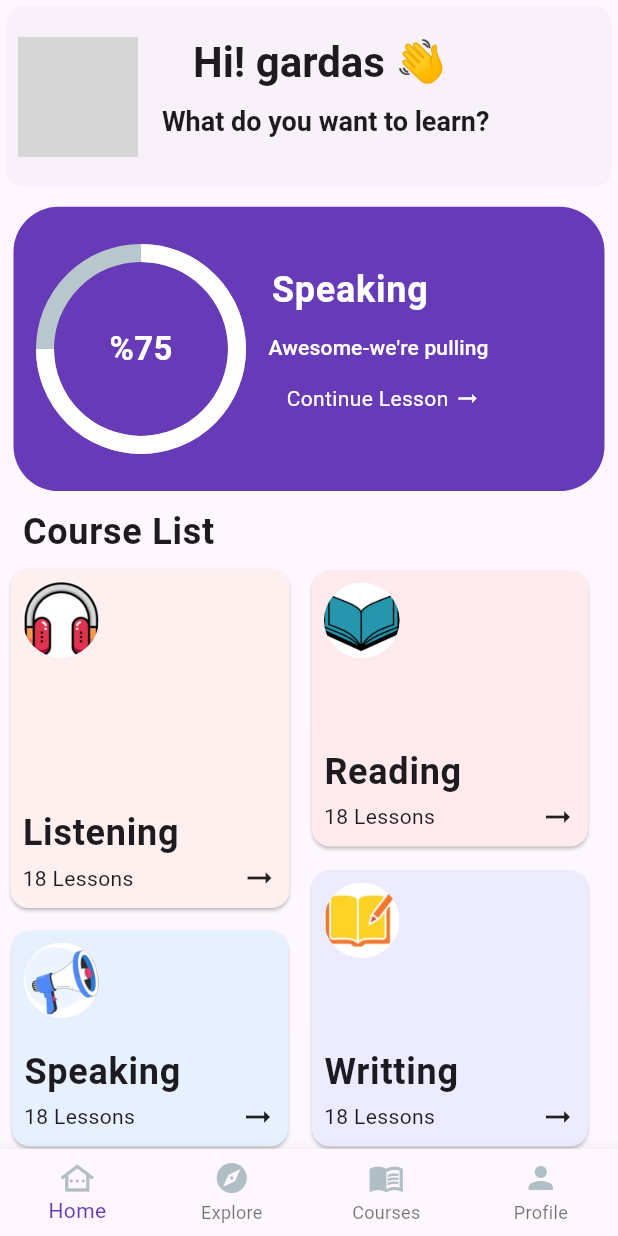
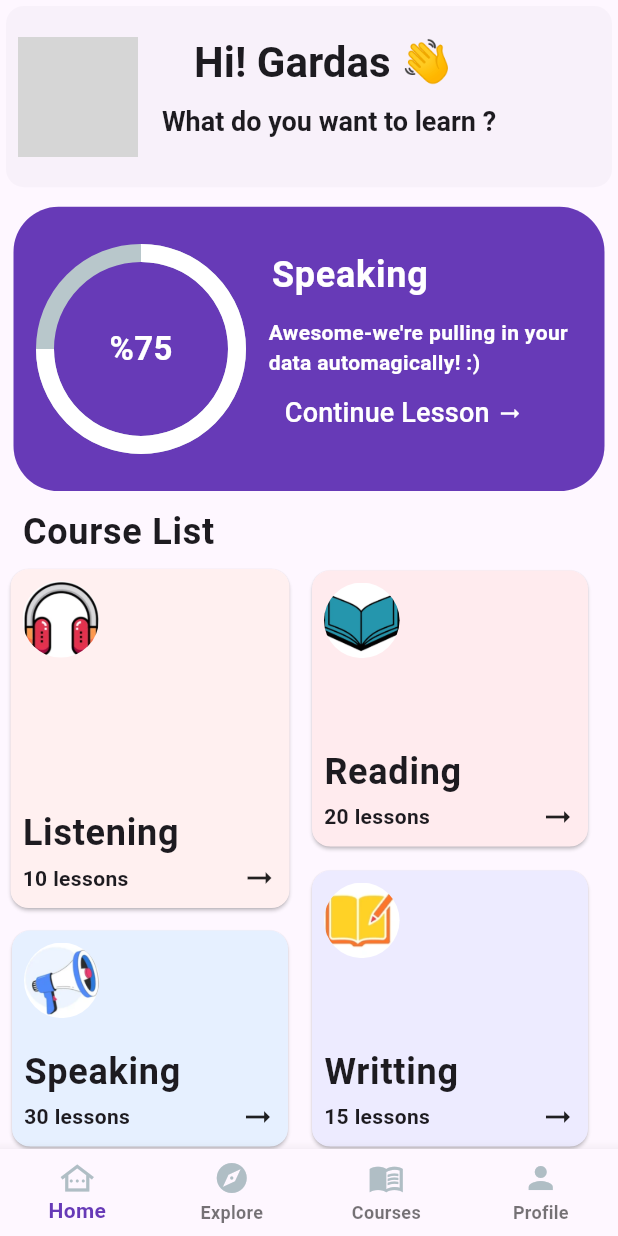
Before and after one commit to uluckabd/flutter_design_draft, a Flutter app: the screen it shows after launch, on a phone screen of 412 x 824 dp. Run offline on Flutter 3.47's test engine with Material 3 defaults, Android fonts, the phone set to English and light mode, and no system bars; drawn by our look-alikes of percent_indicator; network calls fail; grey boxes are pictures that could not be loaded.

Commit message:
koldar düzenlendi karısıklarlar giderildi ve dinamiklesitirildi

```diff
--- a/lib/Babble_App/MainPage.dart
+++ b/lib/Babble_App/MainPage.dart
@@ -14,31 +14,7 @@ class _MainpageState extends State<Mainpage> {
   Widget build(BuildContext context) {
     return Scaffold(
       backgroundColor: Theme.of(context).scaffoldBackgroundColor,
-      bottomNavigationBar: BottomNavigationBar(
-        type: BottomNavigationBarType.fixed,
-        fixedColor: Colors.deepPurple,
-        items: [
-          BottomNavigationBarItem(
-            icon: Icon(
-              Icons.other_houses_outlined,
-              color: Colors.blueGrey[200],
-            ),
-            label: "Home",
-          ),
-          BottomNavigationBarItem(
-            icon: Icon(Icons.explore, color: Colors.blueGrey[200]),
-            label: "Explore",
-          ),
-          BottomNavigationBarItem(
-            icon: Icon(Icons.menu_book_sharp, color: Colors.blueGrey[200]),
-            label: "Courses",
-          ),
-          BottomNavigationBarItem(
-            icon: Icon(Icons.person, color: Colors.blueGrey[200]),
-            label: "Profile",
-          ),
-        ],
-      ),
+      bottomNavigationBar: bottommenu(),
       body: SafeArea(
         child: Column(
           crossAxisAlignment: CrossAxisAlignment.start,
@@ -86,76 +62,7 @@ class _MainpageState extends State<Mainpage> {
               child: Container(
                 padding: EdgeInsets.all(5),
                 width: MediaQuery.of(context).size.width,
-                child: Card(
-                  shape: RoundedRectangleBorder(
-                    borderRadius: BorderRadiusGeometry.circular(30),
-                  ),
-                  color: Colors.deepPurple,
-                  elevation: 0,
-                  child: Row(
-                    crossAxisAlignment: CrossAxisAlignment.center,
-                    children: [
-                      Padding(
-                        padding: const EdgeInsets.all(15.0),
-                        child: CircularPercentIndicator(
-                          radius: 70.0, // büyükluk
-                          lineWidth: 12.0, //kalınlık
-                          percent: 0.75,
-                          progressColor: Colors.white,
-                          center: Text(
-                            "%75",
-                            style: TextStyle(
-                              fontSize: 22,
-                              fontWeight: FontWeight.bold,
-                              color: Colors.white,
-                            ),
-                          ),
-
-                          //yüzde
-                        ),
-                      ),
-                      Column(
-                        mainAxisAlignment: MainAxisAlignment.center,
-                        crossAxisAlignment: CrossAxisAlignment.start,
-
-                        children: [
-                          Padding(
-                            padding: const EdgeInsets.only(left: 2, bottom: 10),
-                            child: Text(
-                              "Speaking",
-                              style: Theme.of(context).textTheme.bodyLarge
-                                  ?.copyWith(color: Colors.white),
-                            ),
-                          ),
-                          Text(
-                            "Awesome-we're pulling   ",
-                            style: Theme.of(context).textTheme.labelLarge
-                                ?.copyWith(color: Colors.white),
-                            softWrap: true,
-                            maxLines: null,
-                            overflow: TextOverflow.visible,
-                          ),
-                          TextButton(
-                            onPressed: () {},
-                            child: Row(
-                              children: [
-                                Text(
-                                  "Continue Lesson ",
-                                  style: Theme.of(context).textTheme.bodyMedium
-                                      ?.copyWith(color: Colors.white),
-                                ),
-                                Icon(
-                                  Icons.arrow_right_alt_sharp,
-                                  color: Colors.white,
-                                ),
-                              ],
-                            ),
-                          ),
-                        ],
-                      ),
-                    ],
-                  ),
-                ),
+                child: infocard(),
               ),
             ),
             Padding(
@@ -183,6 +90,7 @@ class _MainpageState extends State<Mainpage> {
                               backcolor: Color(0xFFFFF0F0),
                               imagepatth: 'headphone.png',
                               title: 'Listening',
+                              lessons: 10,
                             ),
                           ),
                         ),
@@ -195,6 +103,7 @@ class _MainpageState extends State<Mainpage> {
                               backcolor: Color(0xFFE6F0FF),
                               imagepatth: 'Speaker.png',
                               title: 'Speaking',
+                              lessons: 30,
                             ),
                           ),
                         ),
@@ -211,6 +120,7 @@ class _MainpageState extends State<Mainpage> {
                               backcolor: Color(0xFFFFEBEE),
                               imagepatth: 'reading.png',
                               title: 'Reading',
+                              lessons: 20,
                             ),
                           ),
                         ),
@@ -223,6 +133,7 @@ class _MainpageState extends State<Mainpage> {
                               backcolor: Color(0xFFEDEBFF),
                               imagepatth: 'Writting.png',
                               title: 'Writting',
+                              lessons: 15,
                             ),
                           ),
                         ),
@@ -249,15 +160,126 @@ class _MainpageState extends State<Mainpage> {
   }
 }
 
+class infocard extends StatelessWidget {
+  const infocard({super.key});
+
+  @override
+  Widget build(BuildContext context) {
+    return Card(
+      shape: RoundedRectangleBorder(
+        borderRadius: BorderRadiusGeometry.circular(30),
+      ),
+      color: Colors.deepPurple,
+      elevation: 0,
+      child: Row(
+        crossAxisAlignment: CrossAxisAlignment.center,
+        children: [
+          Padding(
+            padding: const EdgeInsets.all(15.0),
+            child: CircularPercentIndicator(
+              radius: 70.0, // büyükluk
+              lineWidth: 12.0, //kalınlık
+              percent: 0.75,
+              progressColor: Colors.white,
+              center: Text(
+                "%75",
+                style: TextStyle(
+                  fontSize: 22,
+                  fontWeight: FontWeight.bold,
+                  color: Colors.white,
+                ),
+              ),
+
+              //yüzde
+            ),
+          ),
+          Expanded(
+            child: Column(
+              mainAxisAlignment: MainAxisAlignment.center,
+              crossAxisAlignment: CrossAxisAlignment.start,
+
+              children: [
+                Padding(
+                  padding: const EdgeInsets.only(left: 2, bottom: 10),
+                  child: Text(
+                    AppText().infobaslik,
+                    style: Theme.of(
+                      context,
+                    ).textTheme.bodyLarge?.copyWith(color: Colors.white),
+                  ),
+                ),
+                Text(
+                  AppText().infomesaj,
+                  style: Theme.of(
+                    context,
+                  ).textTheme.bodyMedium?.copyWith(color: Colors.white),
+                  softWrap: true,
+                  maxLines: null,
+                  overflow: TextOverflow.visible,
+                ),
+                TextButton(
+                  onPressed: () {},
+                  child: Row(
+                    children: [
+                      Text(
+                        AppText().infobuttontext,
+                        style: Theme.of(
+                          context,
+                        ).textTheme.labelLarge?.copyWith(color: Colors.white),
+                      ),
+                      Icon(Icons.arrow_right_alt_sharp, color: Colors.white),
+                    ],
+                  ),
+                ),
+              ],
+            ),
+          ),
+        ],
+      ),
+    );
+  }
+}
+
+class bottommenu extends StatelessWidget {
+  const bottommenu({super.key});
+
+  @override
+  Widget build(BuildContext context) {
+    return BottomNavigationBar(
+      type: BottomNavigationBarType.fixed,
+      fixedColor: Colors.deepPurple,
+      items: [
+        BottomNavigationBarItem(
+          icon: Icon(Icons.other_houses_outlined, color: Colors.blueGrey[200]),
+          label: "Home",
+        ),
+        BottomNavigationBarItem(
+          icon: Icon(Icons.explore, color: Colors.blueGrey[200]),
+          label: "Explore",
+        ),
+        BottomNavigationBarItem(
+          icon: Icon(Icons.menu_book_sharp, color: Colors.blueGrey[200]),
+          label: "Courses",
+        ),
+        BottomNavigationBarItem(
+          icon: Icon(Icons.person, color: Colors.blueGrey[200]),
+          label: "Profile",
+        ),
+      ],
+    );
+  }
+}
+
 class Courselistcard extends StatelessWidget {
   const Courselistcard({
-    super.key,
+    Key? key,
     required this.backcolor,
     required this.imagepatth,
     required this.title,
-  });
+    required this.lessons,
+  }) : super(key: key);
   final Color backcolor;
-
+  final int lessons;
   final String imagepatth;
   final String title;
 
@@ -302,7 +324,7 @@ class Courselistcard extends StatelessWidget {
                   children: [
                     Expanded(
                       child: Text(
-                        "18 Lessons",
+                        "$lessons lessons",
                         overflow: TextOverflow.ellipsis,
                       ),
                     ),
@@ -319,8 +341,11 @@ class Courselistcard extends StatelessWidget {
 }
 
 class AppText {
-  String name = "gardas";
-  String altbaslik = "What do you want to learn?";
+  String name = "Gardas";
+  String altbaslik = "What do you want to learn ?";
+  String infobaslik = "Speaking";
+  String infomesaj = "Awesome-we're pulling in your data automagically! :)";
+  String infobuttontext = "Continue Lesson ";
 }
 
 class AppPading {
--- a/lib/main.dart
+++ b/lib/main.dart
@@ -19,6 +19,8 @@ class MyApp extends StatelessWidget {
           headlineLarge: TextStyle(fontWeight: FontWeight.bold, fontSize: 28),
           headlineMedium: TextStyle(fontSize: 18, fontWeight: FontWeight.w600),
           bodyLarge: TextStyle(fontSize: 24, fontWeight: FontWeight.bold),
+          labelLarge: TextStyle(fontSize: 18),
+          bodyMedium: TextStyle(fontWeight: FontWeight.w700),
         ),
       ),
 
```
